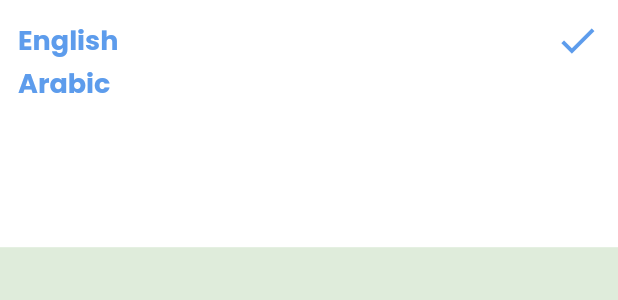
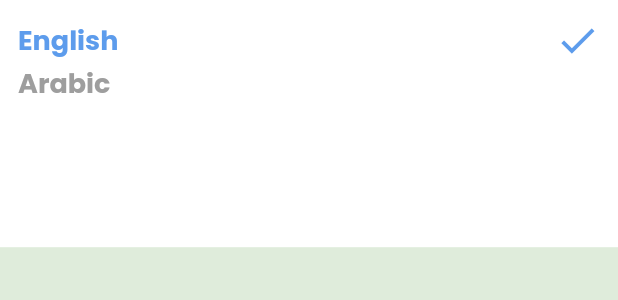
Before and after one commit to ahmed00331/todo_app, a Flutter app: the LanguageBottomSheet widget shown alone on an empty page, opened directly, on a phone screen of 412 x 824 dp. Shown: the top 300 px of the screen. Run offline on Flutter 3.47's test engine with Material 2 defaults, Android fonts, the phone set to English and light mode, and no system bars; our stand-ins replace date_picker_timeline, firebase_core, google_fonts; accounts and stored records are empty; generated files the repository leaves out were written again.

```diff
--- a/lib/screens/settings/language_botoom_sheet.dart
+++ b/lib/screens/settings/language_botoom_sheet.dart
@@ -28,7 +28,7 @@ class LanguageBottomSheet extends StatelessWidget {
                   style: Theme.of(context).textTheme.bodyMedium!.copyWith(
                       color: pro.languageCode == "en"
                           ? MyThemeData.accentColor
-                          : Colors.white),
+                          : Colors.grey),
                 ),
                 const Spacer(),
                 pro.languageCode == "en"
@@ -53,9 +53,7 @@ class LanguageBottomSheet extends StatelessWidget {
                     style: Theme.of(context).textTheme.bodyMedium!.copyWith(
                         color: pro.languageCode == "ar"
                             ? MyThemeData.accentColor
-                            : pro.modeApp == ThemeMode.light
-                                ? MyThemeData.accentColor
-                                : Colors.white)),
+                            : Colors.grey)),
                 const Spacer(),
                 pro.languageCode == "en"
                     ? const SizedBox.shrink()
--- a/lib/screens/settings/theming_bottom_sheet.dart
+++ b/lib/screens/settings/theming_bottom_sheet.dart
@@ -30,7 +30,7 @@ class ThemingBottomSheet extends StatelessWidget {
                   style: Theme.of(context).textTheme.bodyMedium!.copyWith(
                       color: pro.modeApp == ThemeMode.light
                           ? MyThemeData.accentColor
-                          : Colors.white),
+                          : Colors.grey),
                 ),
                 const Spacer(),
                 pro.modeApp == ThemeMode.light
```
Also changed, not shown: 8 other files.
